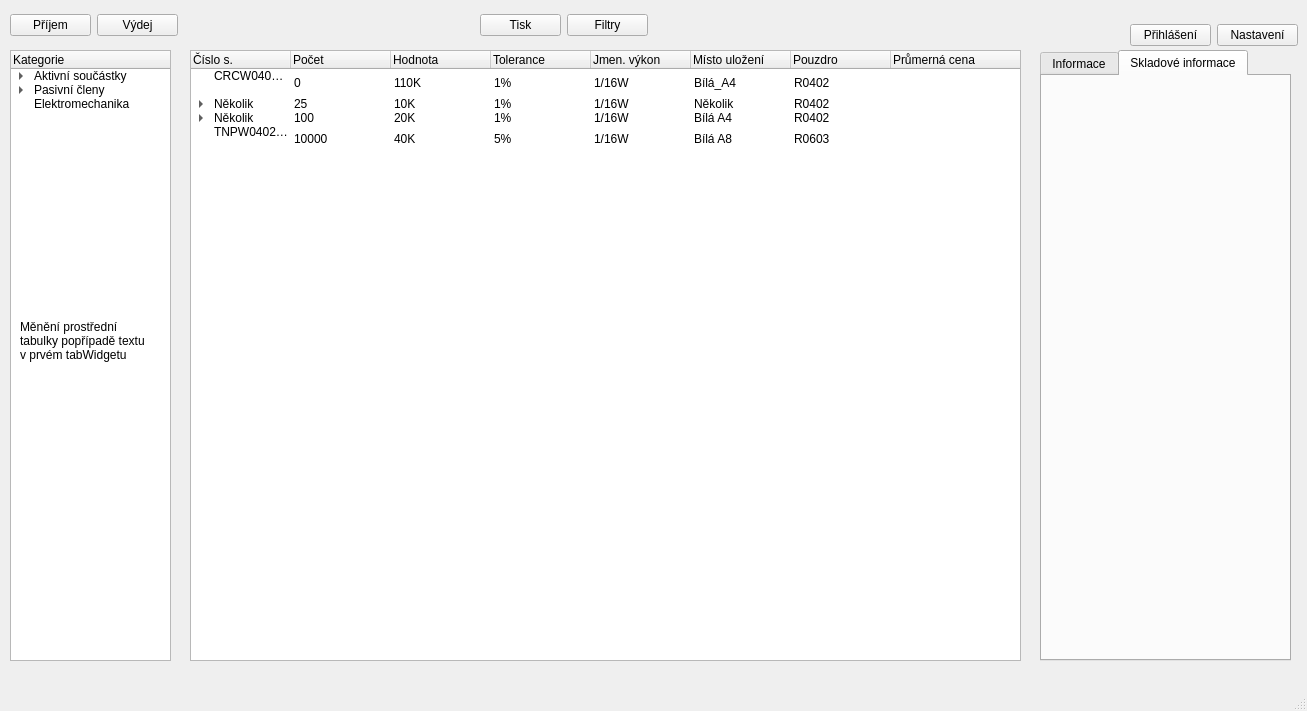
The window that PPPart/pppart.ui (Vcpavel31/PPPart) describes before a commit, drawn with Qt 5.
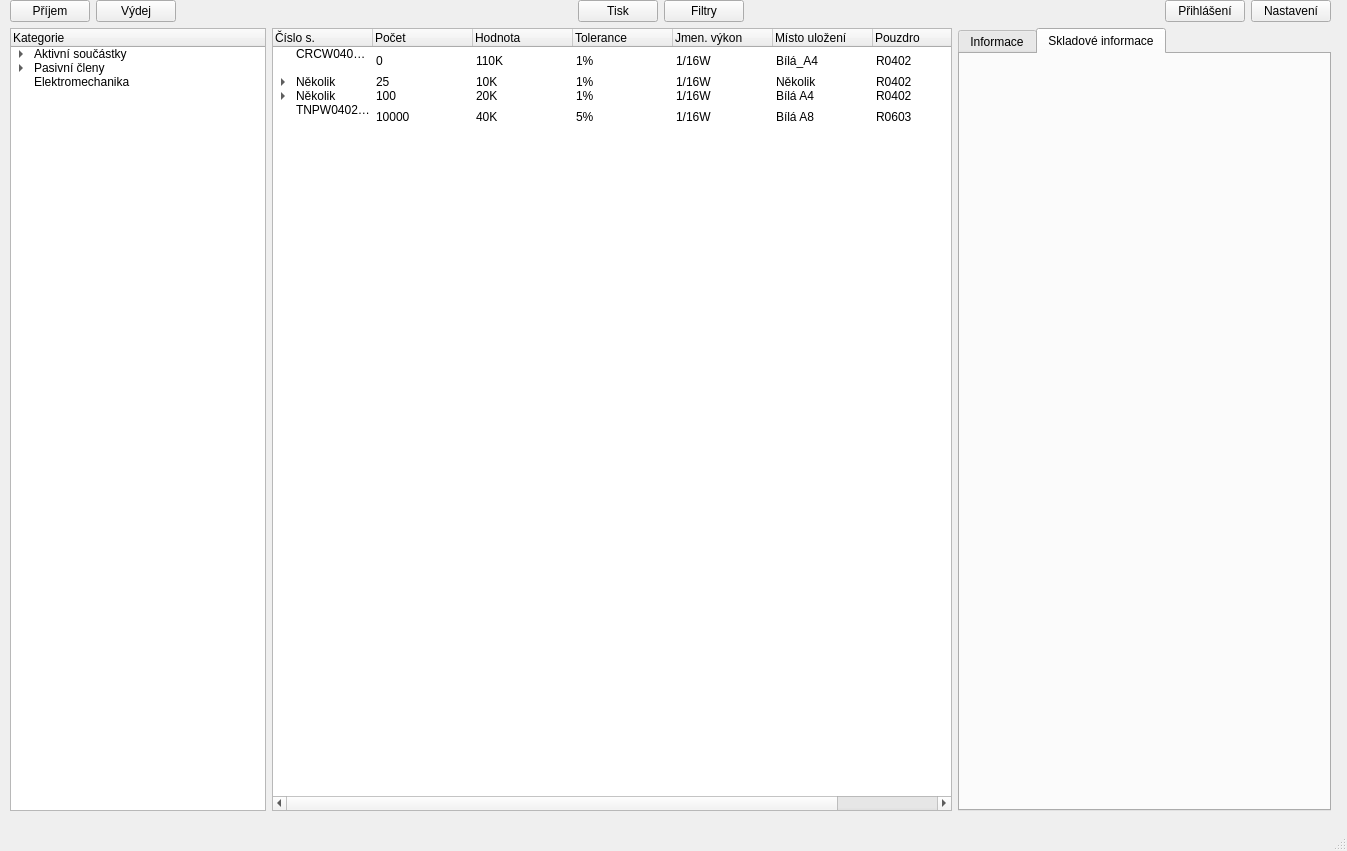
The same window after the commit.

Patch:
```diff
--- a/PPPart/pppart.ui
+++ b/PPPart/pppart.ui
@@ -6,23 +6,216 @@
    <rect>
     <x>0</x>
     <y>0</y>
-    <width>1307</width>
-    <height>711</height>
+    <width>1347</width>
+    <height>851</height>
    </rect>
   </property>
   <property name="windowTitle">
    <string>PPPart</string>
   </property>
   <widget class="QWidget" name="centralwidget">
+   <widget class="QLabel" name="pozn">
+    <property name="geometry">
+     <rect>
+      <x>20</x>
+      <y>300</y>
+      <width>131</width>
+      <height>81</height>
+     </rect>
+    </property>
+    <property name="text">
+     <string>Měnění prostřední tabulky popřípadě textu v prvém tabWidgetu</string>
+    </property>
+    <property name="scaledContents">
+     <bool>true</bool>
+    </property>
+    <property name="wordWrap">
+     <bool>true</bool>
+    </property>
+   </widget>
+   <widget class="QWidget" name="gridLayoutWidget">
+    <property name="geometry">
+     <rect>
+      <x>10</x>
+      <y>0</y>
+      <width>1321</width>
+      <height>811</height>
+     </rect>
+    </property>
+    <layout class="QGridLayout" name="gridLayout_2">
+     <item row="0" column="0">
+      <layout class="QHBoxLayout" name="horizontalLayout">
+       <item>
+        <widget class="QPushButton" name="income">
+         <property name="text">
+          <string>Příjem</string>
+         </property>
+        </widget>
+       </item>
+       <item>
+        <widget class="QPushButton" name="outcome">
+         <property name="text">
+          <string>Výdej</string>
+         </property>
+        </widget>
+       </item>
+      </layout>
+     </item>
+     <item row="0" column="3">
+      <layout class="QHBoxLayout" name="horizontalLayout_2">
+       <item>
+        <widget class="QPushButton" name="print">
+         <property name="text">
+          <string>Tisk</string>
+         </property>
+        </widget>
+       </item>
+       <item>
+        <widget class="QPushButton" name="filters">
+         <property name="text">
+          <string>Filtry</string>
+         </property>
+        </widget>
+       </item>
+      </layout>
+     </item>
+     <item row="1" column="5" colspan="2">
+      <widget class="QTabWidget" name="INFO">
+       <property name="currentIndex">
+        <number>1</number>
+       </property>
+       <widget class="QWidget" name="informations">
+        <attribute name="title">
+         <string>Informace</string>
+        </attribute>
+       </widget>
+       <widget class="QWidget" name="stock_info">
+        <attribute name="title">
+         <string>Skladové informace</string>
+        </attribute>
+       </widget>
+      </widget>
+     </item>
+     <item row="0" column="6">
+      <layout class="QHBoxLayout" name="horizontalLayout_3">
+       <item>
+        <widget class="QPushButton" name="login">
+         <property name="text">
+          <string>Přihlášení</string>
+         </property>
+        </widget>
+       </item>
+       <item>
+        <widget class="QPushButton" name="settings">
+         <property name="text">
+          <string>Nastavení</string>
+         </property>
+        </widget>
+       </item>
+      </layout>
+     </item>
+     <item row="1" column="0" colspan="2">
+      <widget class="QTreeWidget" name="categories">
+       <column>
+        <property name="text">
+         <string>Kategorie</string>
+        </property>
+       </column>
+       <item>
+        <property name="text">
+         <string>Aktivní součástky</string>
+        </property>
+        <item>
+         <property name="text">
+          <string>Tranzistory</string>
+         </property>
+         <item>
+          <property name="text">
+           <string>MOSFET</string>
+          </property>
+          <item>
+           <property name="text">
+            <string>P-channel</string>
+           </property>
+          </item>
+          <item>
+           <property name="text">
+            <string>N-channel</string>
+           </property>
+          </item>
+         </item>
+         <item>
+          <property name="text">
+           <string>PNP</string>
+          </property>
+         </item>
+         <item>
+          <property name="text">
+           <string>NPN</string>
+          </property>
+         </item>
+        </item>
+        <item>
+         <property name="text">
+          <string>Diody</string>
+         </property>
+        </item>
+       </item>
+       <item>
+        <property name="text">
+         <string>Pasivní členy</string>
+        </property>
+        <item>
+         <property name="text">
+          <string>Odpory</string>
+         </property>
+        </item>
+        <item>
+         <property name="text">
+          <string>Kondenzítory</string>
+         </property>
+        </item>
+        <item>
+         <property name="text">
+          <string>Cívky+tlumivky</string>
+         </property>
+        </item>
+       </item>
+       <item>
+        <property name="text">
+         <string>Elektromechanika</string>
+        </property>
+       </item>
+      </widget>
+     </item>
+     <item row="0" column="2">
+      <spacer name="horizontalSpacer">
+       <property name="orientation">
+        <enum>Qt::Horizontal</enum>
+       </property>
+       <property name="sizeHint" stdset="0">
+        <size>
+         <width>300</width>
+         <height>20</height>
+        </size>
+       </property>
+      </spacer>
+     </item>
+     <item row="0" column="4">
+      <spacer name="horizontalSpacer_2">
+       <property name="orientation">
+        <enum>Qt::Horizontal</enum>
+       </property>
+       <property name="sizeHint" stdset="0">
+        <size>
+         <width>40</width>
+         <height>20</height>
+        </size>
+       </property>
+      </spacer>
+     </item>
+     <item row="1" column="2" colspan="3">
    <widget class="QTreeWidget" name="parts">
-    <property name="geometry">
-     <rect>
-      <x>190</x>
-      <y>50</y>
-      <width>831</width>
-      <height>611</height>
-     </rect>
-    </property>
     <column>
      <property name="text">
       <string>Číslo s.</string>
@@ -278,203 +471,19 @@
      </property>
     </item>
    </widget>
-   <widget class="QTreeWidget" name="categories">
-    <property name="geometry">
-     <rect>
-      <x>10</x>
-      <y>50</y>
-      <width>161</width>
-      <height>611</height>
-     </rect>
-    </property>
-    <column>
-     <property name="text">
-      <string>Kategorie</string>
-     </property>
-    </column>
-    <item>
-     <property name="text">
-      <string>Aktivní součástky</string>
-     </property>
-     <item>
-      <property name="text">
-       <string>Tranzistory</string>
-      </property>
-      <item>
-       <property name="text">
-        <string>MOSFET</string>
-       </property>
-       <item>
-        <property name="text">
-         <string>P-channel</string>
-        </property>
-       </item>
-       <item>
-        <property name="text">
-         <string>N-channel</string>
-        </property>
-       </item>
-      </item>
-      <item>
-       <property name="text">
-        <string>PNP</string>
+     </item>
+     <item row="0" column="5">
+      <spacer name="horizontalSpacer_3">
+       <property name="orientation">
+        <enum>Qt::Horizontal</enum>
+       </property>
+       <property name="sizeHint" stdset="0">
+        <size>
+         <width>20</width>
+         <height>20</height>
+        </size>
        </property>
-      </item>
-      <item>
-       <property name="text">
-        <string>NPN</string>
-       </property>
-      </item>
-     </item>
-     <item>
-      <property name="text">
-       <string>Diody</string>
-      </property>
-     </item>
-    </item>
-    <item>
-     <property name="text">
-      <string>Pasivní členy</string>
-     </property>
-     <item>
-      <property name="text">
-       <string>Odpory</string>
-      </property>
-     </item>
-     <item>
-      <property name="text">
-       <string>Kondenzítory</string>
-      </property>
-     </item>
-     <item>
-      <property name="text">
-       <string>Cívky+tlumivky</string>
-      </property>
-     </item>
-    </item>
-    <item>
-     <property name="text">
-      <string>Elektromechanika</string>
-     </property>
-    </item>
-   </widget>
-   <widget class="QTabWidget" name="INFO">
-    <property name="geometry">
-     <rect>
-      <x>1040</x>
-      <y>50</y>
-      <width>251</width>
-      <height>611</height>
-     </rect>
-    </property>
-    <property name="currentIndex">
-     <number>1</number>
-    </property>
-    <widget class="QWidget" name="informations">
-     <attribute name="title">
-      <string>Informace</string>
-     </attribute>
-    </widget>
-    <widget class="QWidget" name="stock_info">
-     <attribute name="title">
-      <string>Skladové informace</string>
-     </attribute>
-    </widget>
-   </widget>
-   <widget class="QLabel" name="pozn">
-    <property name="geometry">
-     <rect>
-      <x>20</x>
-      <y>300</y>
-      <width>131</width>
-      <height>81</height>
-     </rect>
-    </property>
-    <property name="text">
-     <string>Měnění prostřední tabulky popřípadě textu v prvém tabWidgetu</string>
-    </property>
-    <property name="scaledContents">
-     <bool>true</bool>
-    </property>
-    <property name="wordWrap">
-     <bool>true</bool>
-    </property>
-   </widget>
-   <widget class="QWidget" name="horizontalLayoutWidget">
-    <property name="geometry">
-     <rect>
-      <x>10</x>
-      <y>10</y>
-      <width>168</width>
-      <height>31</height>
-     </rect>
-    </property>
-    <layout class="QHBoxLayout" name="horizontalLayout">
-     <item>
-      <widget class="QPushButton" name="income">
-       <property name="text">
-        <string>Příjem</string>
-       </property>
-      </widget>
-     </item>
-     <item>
-      <widget class="QPushButton" name="outcome">
-       <property name="text">
-        <string>Výdej</string>
-       </property>
-      </widget>
-     </item>
-    </layout>
-   </widget>
-   <widget class="QWidget" name="horizontalLayoutWidget_2">
-    <property name="geometry">
-     <rect>
-      <x>480</x>
-      <y>10</y>
-      <width>168</width>
-      <height>31</height>
-     </rect>
-    </property>
-    <layout class="QHBoxLayout" name="horizontalLayout_2">
-     <item>
-      <widget class="QPushButton" name="print">
-       <property name="text">
-        <string>Tisk</string>
-       </property>
-      </widget>
-     </item>
-     <item>
-      <widget class="QPushButton" name="filters">
-       <property name="text">
-        <string>Filtry</string>
-       </property>
-      </widget>
-     </item>
-    </layout>
-   </widget>
-   <widget class="QWidget" name="horizontalLayoutWidget_3">
-    <property name="geometry">
-     <rect>
-      <x>1130</x>
-      <y>20</y>
-      <width>168</width>
-      <height>31</height>
-     </rect>
-    </property>
-    <layout class="QHBoxLayout" name="horizontalLayout_3">
-     <item>
-      <widget class="QPushButton" name="login">
-       <property name="text">
-        <string>Přihlášení</string>
-       </property>
-      </widget>
-     </item>
-     <item>
-      <widget class="QPushButton" name="settings">
-       <property name="text">
-        <string>Nastavení</string>
-       </property>
-      </widget>
+      </spacer>
      </item>
     </layout>
    </widget>
```
Left out of the diff: 2 changed lines with no effect on the pictures. Lines whose indentation alone changed are shown as unchanged.
